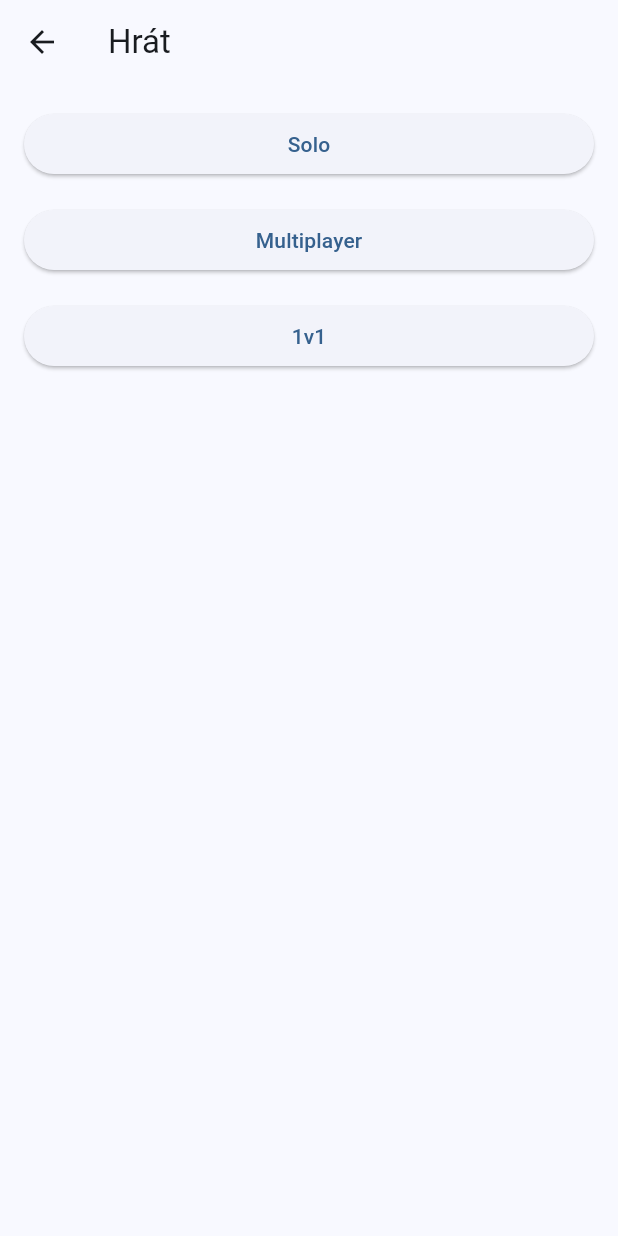
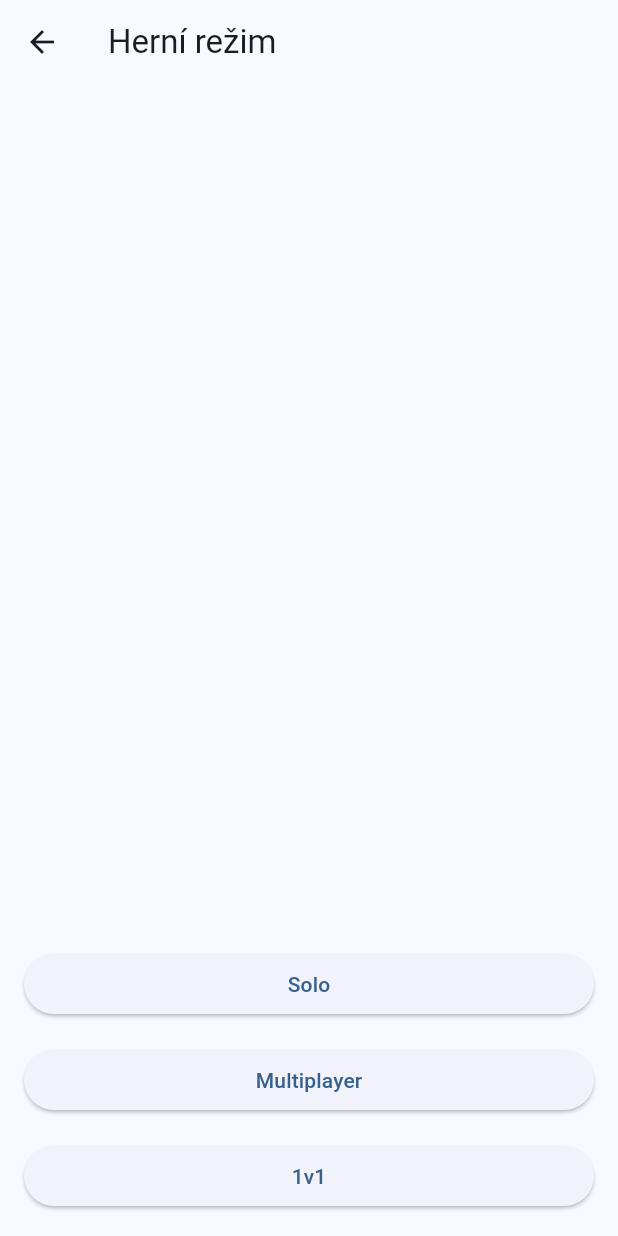
Before and after one commit to O-masny/survive_and_thrive, a Flutter app: the screen it shows after launch, after a tap on "Hrát", on a phone screen of 412 x 824 dp. Run offline on Flutter 3.47's test engine with Material 3 defaults, Android fonts, the light colour scheme and no system bars; our stand-ins replace bloc, carousel_slider, cloud_firestore, confetti, firebase_core, flutter_animate and 5 more; missing offline and left inert: flame; accounts and stored records are empty.

Commit message:
feat: fix confetti, add background

```diff
--- a/lib/game/result/win_component.dart
+++ b/lib/game/result/win_component.dart
@@ -16,7 +16,8 @@ class _GameOverWidgetState extends State<GameOverWidget> {
     super.initState();
     // Initialize the confetti controller
     _confettiController =
-        ConfettiController(duration: const Duration(seconds: 10));
+        ConfettiController(duration: const Duration(seconds: 3));
+    _confettiController.play(); // Start the confetti animation immediately
   }
 
   @override
@@ -30,7 +31,6 @@ class _GameOverWidgetState extends State<GameOverWidget> {
   Widget build(BuildContext context) {
     // Determine the winner text based on the `isPlayer1Winner` flag
     String winnerText = true ? "Player 1 Wins!" : "Player 2 Wins!";
-    _confettiController.play(); // Start the confetti animation immediately
 
     return Scaffold(
       backgroundColor: Colors.white,
--- a/lib/screens/game_mods_screen.dart
+++ b/lib/screens/game_mods_screen.dart
@@ -15,7 +15,7 @@ class GameModesScreen extends StatelessWidget {
 
     return Scaffold(
       appBar: AppBar(
-        title: const Text('Hrát'),
+        title: const Text('Herní režim'),
       ),
       body: BlocListener<GameBloc, GameState>(
         bloc: gameBloc,
@@ -33,6 +33,7 @@ class GameModesScreen extends StatelessWidget {
             padding: const EdgeInsets.all(16.0),
             child: Column(
               crossAxisAlignment: CrossAxisAlignment.stretch,
+              mainAxisAlignment: MainAxisAlignment.end,
               children: [
                 ElevatedButton(
                   onPressed: () {
@@ -43,14 +44,11 @@ class GameModesScreen extends StatelessWidget {
                                 game: QuizBoardComponent(
                                     gameBloc: gameBloc,
                                     onGameOver: () {
-                                      // Přejdeme na GameOverScreen, když hra skončí
                                       Navigator.push(
                                         context,
                                         MaterialPageRoute(
                                             builder: (context) =>
-                                                GameOverWidget(
-
-                                                )),
+                                                GameOverWidget()),
                                       ); // Předáváme blok do hry
                                     }))));
                   },
--- a/lib/screens/home_screen.dart
+++ b/lib/screens/home_screen.dart
@@ -1,4 +1,6 @@
 import 'package:flutter/material.dart';
+import 'package:flutter_animate/flutter_animate.dart';
+import 'package:flutter_svg/svg.dart';
 import 'package:lottie/lottie.dart';
 
 import 'package:survive_and_thrive/screens/game_mods_screen.dart';
@@ -12,12 +14,22 @@ class HomeScreen extends StatelessWidget {
   @override
   Widget build(BuildContext context) {
     return Scaffold(
-      backgroundColor: Color.fromARGB(255, 122, 104, 127),
       appBar: AppBar(
         title: Text(
           'King of The Hill',
           style: AppTypography.heading2,
-        ),
+        )
+            .animate()
+            .fadeIn(
+              duration: const Duration(
+                seconds: 1,
+              ),
+            )
+            .moveY(
+              duration: const Duration(
+                seconds: 1,
+              ),
+            ),
         backgroundColor: Colors.transparent,
         centerTitle: true,
         automaticallyImplyLeading: false,
@@ -25,13 +37,13 @@ class HomeScreen extends StatelessWidget {
       body: Container(
         child: Stack(
           children: [
-            Positioned(
-                right: 0,
-                left: 0,
-                top: 0,
-                bottom: 0,
-                child: Lottie.asset("assets/lottie/background.json",
-                    width: double.infinity)),
+            Positioned.fill(
+              // Zajistí, že pozadí pokryje celou obrazovku.
+              child: SvgPicture.asset(
+                "assets/background.svg",
+                fit: BoxFit.fill,
+              ),
+            ),
             Padding(
               padding: const EdgeInsets.all(16.0),
               child: Column(
--- a/pubspec.yaml
+++ b/pubspec.yaml
@@ -46,6 +46,8 @@ dependencies:
   build_runner: ^2.4.11
   json_annotation: ^4.9.0
   confetti: ^0.8.0
+  flutter_animate: ^4.5.2
+  flutter_svg: ^2.0.17
 
 dev_dependencies:
   flutter_test:
@@ -76,7 +78,7 @@ flutter:
     - assets/lottie/
     - assets/lottie/icons/
     - assets/fonts/
-
+    - assets/
   # To add assets to your application, add an assets section, like this:
   # assets:
   #   - images/a_dot_burr.jpeg
```
Also changed, not shown: lib/game/quiz_board.dart (+11 -4 lines), assets/background.svg (added), pubspec.lock.
